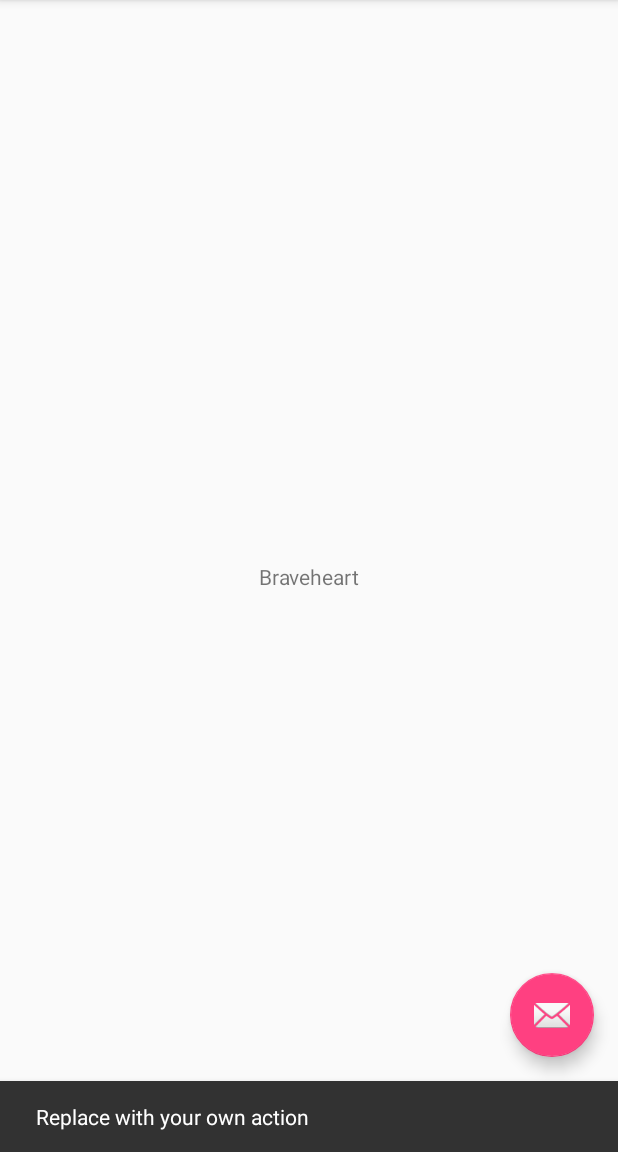
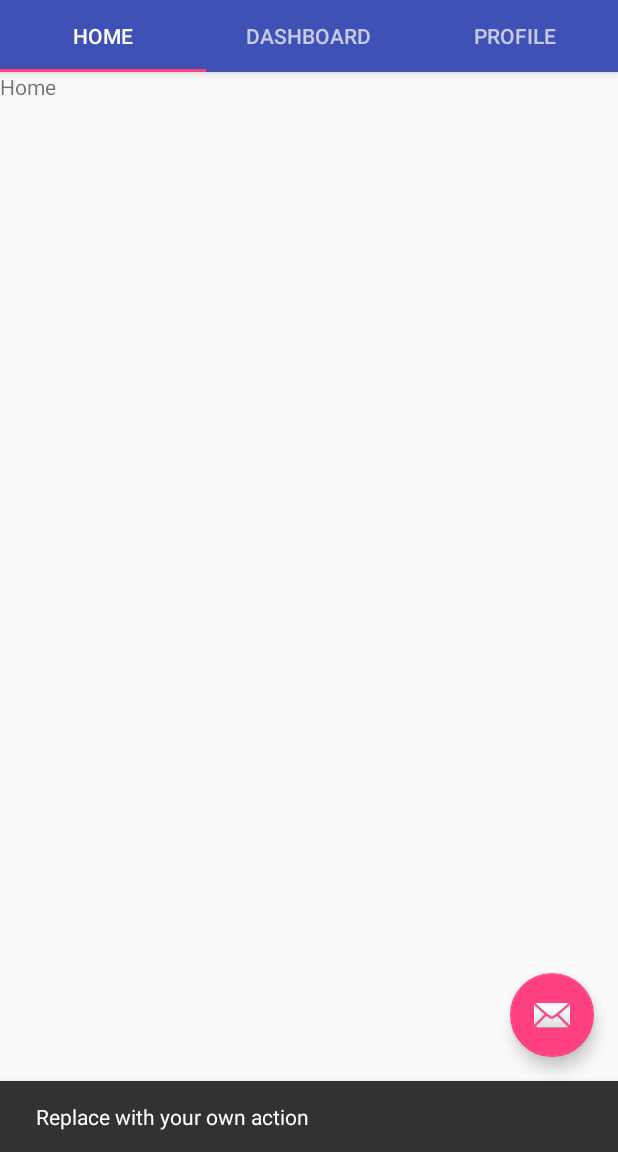
Before and after one commit to duncan0506/LeapOnline2.0, an Android app: the screen it shows after launch (NavDrawerActivity), after a tap on an icon or button, on a phone screen of 412 x 824 dp, the part 84-1236 px from its top. Run offline under Robolectric (Android 15) with nearby library versions, the phone set to English and light mode, and no system bars.

Commit message:
Add working TabLayout

```diff
--- a/app/build.gradle
+++ b/app/build.gradle
@@ -23,6 +23,7 @@
     implementation 'com.android.support:appcompat-v7:26.1.0'
     implementation 'com.android.support:design:26.1.0'
     implementation 'com.android.support.constraint:constraint-layout:1.0.2'
+    implementation 'com.android.support:support-v4:26.1.0'
     testImplementation 'junit:junit:4.12'
     androidTestImplementation 'com.android.support.test:runner:1.0.1'
     androidTestImplementation 'com.android.support.test.espresso:espresso-core:3.0.1'
--- /dev/null
+++ b/app/src/main/java/com/peoplecoachingworks/leapstudio20/FragmentDashboard.java
@@ -0,0 +1,29 @@
+package com.peoplecoachingworks.leapstudio20;
+
+
+import android.os.Bundle;
+import android.support.v4.app.Fragment;
+import android.view.LayoutInflater;
+import android.view.View;
+import android.view.ViewGroup;
+
+
+/**
+ * A simple {@link Fragment} subclass.
+ */
+public class FragmentDashboard extends Fragment {
+
+
+    public FragmentDashboard() {
+        // Required empty public constructor
+    }
+
+
+    @Override
+    public View onCreateView(LayoutInflater inflater, ViewGroup container,
+                             Bundle savedInstanceState) {
+        // Inflate the layout for this fragment
+        return inflater.inflate(R.layout.fragment_dashboard, container, false);
+    }
+
+}
--- /dev/null
+++ b/app/src/main/java/com/peoplecoachingworks/leapstudio20/FragmentHome.java
@@ -0,0 +1,29 @@
+package com.peoplecoachingworks.leapstudio20;
+
+
+import android.os.Bundle;
+import android.support.v4.app.Fragment;
+import android.view.LayoutInflater;
+import android.view.View;
+import android.view.ViewGroup;
+
+
+/**
+ * A simple {@link Fragment} subclass.
+ */
+public class FragmentHome extends Fragment {
+
+
+    public FragmentHome() {
+        // Required empty public constructor
+    }
+
+
+    @Override
+    public View onCreateView(LayoutInflater inflater, ViewGroup container,
+                             Bundle savedInstanceState) {
+        // Inflate the layout for this fragment
+        return inflater.inflate(R.layout.fragment_home, container, false);
+    }
+
+}
--- /dev/null
+++ b/app/src/main/java/com/peoplecoachingworks/leapstudio20/FragmentProfile.java
@@ -0,0 +1,29 @@
+package com.peoplecoachingworks.leapstudio20;
+
+
+import android.os.Bundle;
+import android.support.v4.app.Fragment;
+import android.view.LayoutInflater;
+import android.view.View;
+import android.view.ViewGroup;
+
+
+/**
+ * A simple {@link Fragment} subclass.
+ */
+public class FragmentProfile extends Fragment {
+
+
+    public FragmentProfile() {
+        // Required empty public constructor
+    }
+
+
+    @Override
+    public View onCreateView(LayoutInflater inflater, ViewGroup container,
+                             Bundle savedInstanceState) {
+        // Inflate the layout for this fragment
+        return inflater.inflate(R.layout.fragment_profile, container, false);
+    }
+
+}
--- a/app/src/main/java/com/peoplecoachingworks/leapstudio20/NavDrawerActivity.java
+++ b/app/src/main/java/com/peoplecoachingworks/leapstudio20/NavDrawerActivity.java
@@ -4,7 +4,9 @@
 import android.support.design.widget.FloatingActionButton;
 import android.support.design.widget.NavigationView;
 import android.support.design.widget.Snackbar;
+import android.support.design.widget.TabLayout;
 import android.support.v4.view.GravityCompat;
+import android.support.v4.view.ViewPager;
 import android.support.v4.widget.DrawerLayout;
 import android.support.v7.app.ActionBarDrawerToggle;
 import android.support.v7.app.AppCompatActivity;
@@ -23,7 +25,16 @@
         Toolbar toolbar = (Toolbar) findViewById(R.id.toolbar);
         setSupportActionBar(toolbar);
 
-        FloatingActionButton fab = (FloatingActionButton) findViewById(R.id.fab);
+        TabLayout tabLayout = findViewById(R.id.tablayout);
+        ViewPager viewPager = findViewById(R.id.viewpager);
+
+        TabPager tabsPager = new TabPager(getSupportFragmentManager());
+
+        viewPager.setAdapter(tabsPager);
+        tabLayout.setupWithViewPager(viewPager);
+
+
+        FloatingActionButton fab = findViewById(R.id.fab);
         fab.setOnClickListener(new View.OnClickListener() {
             @Override
             public void onClick(View view) {
--- /dev/null
+++ b/app/src/main/java/com/peoplecoachingworks/leapstudio20/TabPager.java
@@ -0,0 +1,39 @@
+package com.peoplecoachingworks.leapstudio20;
+
+import android.support.v4.app.Fragment;
+import android.support.v4.app.FragmentManager;
+import android.support.v4.app.FragmentStatePagerAdapter;
+
+/**
+ * Created by Duncan on 05-Mar-18.
+ */
+
+public class TabPager extends FragmentStatePagerAdapter {
+
+    String[] titles = new String[]{"Home", "Dashboard", "Profile"};
+
+    public TabPager(FragmentManager fm) {
+        super(fm);
+    }
+
+    @Override
+    public CharSequence getPageTitle(int position) { //get page position
+        return titles[position];
+    }
+
+    @Override
+    public Fragment getItem(int position) {
+        if (position == 0) {
+            return new FragmentHome();
+        } else if (position == 1) {
+            return new FragmentDashboard();
+        } else {
+            return new FragmentProfile();
+        }
+    }
+
+    @Override
+    public int getCount() {
+        return 3;
+    }
+}
--- a/app/src/main/res/layout/app_bar_nav_drawer.xml
+++ b/app/src/main/res/layout/app_bar_nav_drawer.xml
@@ -18,9 +18,32 @@
             android:background="?attr/colorPrimary"
             app:popupTheme="@style/AppTheme.PopupOverlay" />
 
+        <android.support.design.widget.TabLayout
+            android:id="@+id/tablayout"
+            android:layout_width="match_parent"
+            android:layout_height="match_parent">
+
+            <android.support.design.widget.TabItem
+                android:layout_width="wrap_content"
+                android:layout_height="wrap_content"
+                android:text="@string/home" />
+
+            <android.support.design.widget.TabItem
+                android:layout_width="wrap_content"
+                android:layout_height="wrap_content"
+                android:text="@string/dashboard" />
+
+            <android.support.design.widget.TabItem
+                android:layout_width="wrap_content"
+                android:layout_height="wrap_content"
+                android:text="@string/profile" />
+        </android.support.design.widget.TabLayout>
+
+
     </android.support.design.widget.AppBarLayout>
 
     <include layout="@layout/content_nav_drawer" />
+
 
     <android.support.design.widget.FloatingActionButton
         android:id="@+id/fab"
--- a/app/src/main/res/layout/content_nav_drawer.xml
+++ b/app/src/main/res/layout/content_nav_drawer.xml
@@ -8,13 +8,10 @@
     tools:context="com.peoplecoachingworks.leapstudio20.NavDrawerActivity"
     tools:showIn="@layout/app_bar_nav_drawer">
 
-    <TextView
-        android:layout_width="wrap_content"
-        android:layout_height="wrap_content"
-        android:text="Braveheart"
-        app:layout_constraintBottom_toBottomOf="parent"
-        app:layout_constraintLeft_toLeftOf="parent"
-        app:layout_constraintRight_toRightOf="parent"
-        app:layout_constraintTop_toTopOf="parent" />
+
+    <android.support.v4.view.ViewPager
+        android:id="@+id/viewpager"
+        android:layout_width="match_parent"
+        android:layout_height="match_parent"></android.support.v4.view.ViewPager>
 
 </android.support.constraint.ConstraintLayout>
--- /dev/null
+++ b/app/src/main/res/layout/fragment_dashboard.xml
@@ -0,0 +1,13 @@
+<FrameLayout xmlns:android="http://schemas.android.com/apk/res/android"
+    xmlns:tools="http://schemas.android.com/tools"
+    android:layout_width="match_parent"
+    android:layout_height="match_parent"
+    tools:context="com.peoplecoachingworks.leapstudio20.FragmentDashboard">
+
+    <!-- TODO: Update blank fragment layout -->
+    <TextView
+        android:layout_width="match_parent"
+        android:layout_height="match_parent"
+        android:text="Dashboard" />
+
+</FrameLayout>
--- /dev/null
+++ b/app/src/main/res/layout/fragment_home.xml
@@ -0,0 +1,13 @@
+<FrameLayout xmlns:android="http://schemas.android.com/apk/res/android"
+    xmlns:tools="http://schemas.android.com/tools"
+    android:layout_width="match_parent"
+    android:layout_height="match_parent"
+    tools:context="com.peoplecoachingworks.leapstudio20.FragmentHome">
+
+    <!-- TODO: Update blank fragment layout -->
+    <TextView
+        android:layout_width="match_parent"
+        android:layout_height="match_parent"
+        android:text="Home" />
+
+</FrameLayout>
--- /dev/null
+++ b/app/src/main/res/layout/fragment_profile.xml
@@ -0,0 +1,13 @@
+<FrameLayout xmlns:android="http://schemas.android.com/apk/res/android"
+    xmlns:tools="http://schemas.android.com/tools"
+    android:layout_width="match_parent"
+    android:layout_height="match_parent"
+    tools:context="com.peoplecoachingworks.leapstudio20.FragmentProfile">
+
+    <!-- TODO: Update blank fragment layout -->
+    <TextView
+        android:layout_width="match_parent"
+        android:layout_height="match_parent"
+        android:text="Profile" />
+
+</FrameLayout>
--- a/app/src/main/res/values/strings.xml
+++ b/app/src/main/res/values/strings.xml
@@ -5,4 +5,12 @@
     <string name="navigation_drawer_close">Close navigation drawer</string>
 
     <string name="action_settings">Settings</string>
+    <string name="home">Home</string>
+    <string name="dashboard">Dashboard</string>
+    <string name="profile">Profile</string>
+
+    <!-- TODO: Remove or change this placeholder text -->
+    <string name="hello_blank_fragment">Hello blank fragment</string>
+
+    <!-- TODO: Remove or change this placeholder text -->
 </resources>
--- a/app/src/main/res/values/styles.xml
+++ b/app/src/main/res/values/styles.xml
@@ -13,6 +13,7 @@
         <item name="windowNoTitle">true</item>
     </style>
 
+
     <style name="AppTheme.AppBarOverlay" parent="ThemeOverlay.AppCompat.Dark.ActionBar" />
 
     <style name="AppTheme.PopupOverlay" parent="ThemeOverlay.AppCompat.Light" />
```
